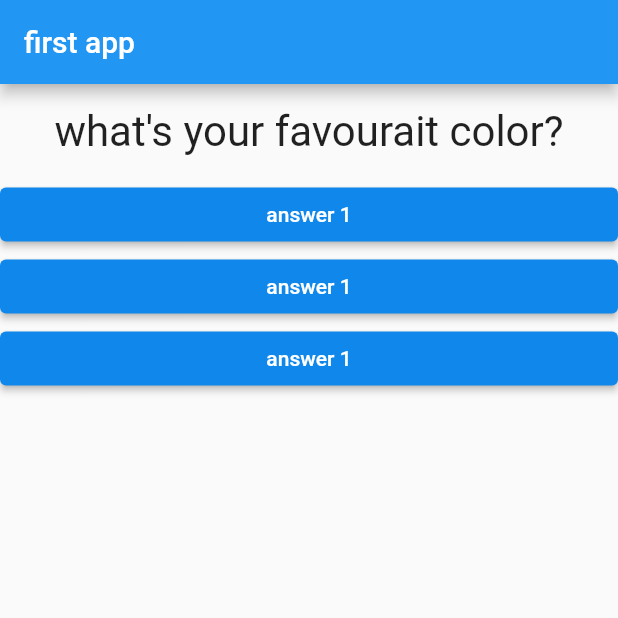
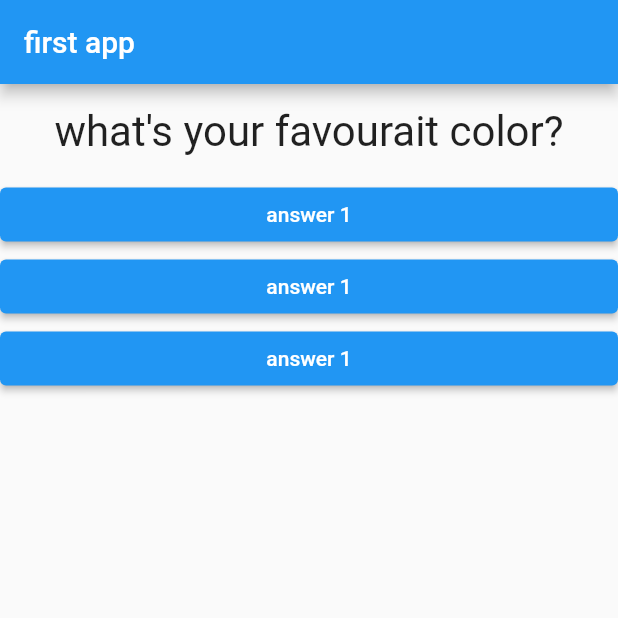
Before and after one commit to niguns7/QuizApp--flutter-, a Flutter app: the screen it shows after launch, on a phone screen of 412 x 824 dp, the top half of it. Run offline on Flutter 3.47's test engine with Material 2 defaults, Android fonts, the phone set to English and light mode, and no system bars.

```diff
--- a/lib/answer.dart
+++ b/lib/answer.dart
@@ -11,9 +11,6 @@ class Answer extends StatelessWidget {
       child: ElevatedButton(
         child: Text('answer 1'),
         onPressed: SelectHandler,
-        style: ButtonStyle(
-          backgroundColor: MaterialStateProperty.all(Color.fromARGB(255, 16, 136, 235)),
-        ),
       ),
     );
   }
```
